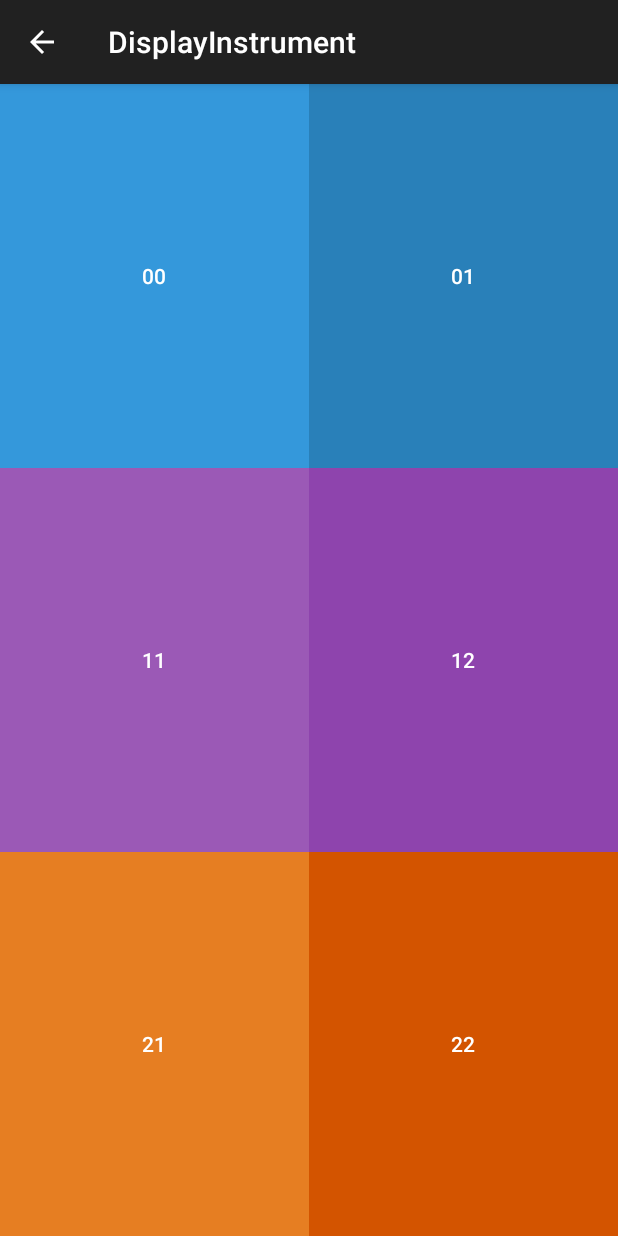
After one commit to helloworld/Drummr-Android, an Android app: the DisplayInstrumentActivity screen opened directly, with no data from a screen before it, on a phone screen of 412 x 824 dp. The commit adds this screen. Run offline under Robolectric (Android 15) with nearby library versions, the phone set to English and light mode, and no system bars; libraries missing offline, so code that uses them is left out: com.github.nkzawa.emitter, com.github.nkzawa.socketio; 2 statements that could not run were skipped.

Commit message:
Display Instrument View (Two Instruments)

```diff
--- /dev/null
+++ b/app/src/main/java/thupukari/com/drummr/DisplayInstrumentActivity.java
@@ -0,0 +1,96 @@
+package thupukari.com.drummr;
+
+import android.content.Intent;
+import android.support.v7.app.ActionBarActivity;
+import android.os.Bundle;
+import android.util.Log;
+import android.view.Menu;
+import android.view.MenuItem;
+import android.view.MotionEvent;
+import android.view.View;
+import android.widget.Button;
+
+import com.github.nkzawa.emitter.Emitter;
+import com.github.nkzawa.socketio.client.IO;
+import com.github.nkzawa.socketio.client.Socket;
+
+import java.net.URISyntaxException;
+
+
+public class DisplayInstrumentActivity extends ActionBarActivity {
+    private Socket socket;
+
+    @Override
+    protected void onCreate(Bundle savedInstanceState) {
+        super.onCreate(savedInstanceState);
+
+        Intent intent = getIntent();
+        final String intrument = intent.getStringExtra(MainActivity.EXTRA_INSTRUMENT);
+
+
+        try {
+            socket = IO.socket("http://104.236.192.49:3000/");
+        } catch (URISyntaxException e) {
+            e.printStackTrace();
+        }
+
+        socket.on(Socket.EVENT_CONNECT, new Emitter.Listener() {
+
+            @Override
+            public void call(Object... args) {
+                Log.d("MainActivity: ", "socket connected");
+                socket.emit("add user", "device");
+            }
+
+        }).on(Socket.EVENT_DISCONNECT, new Emitter.Listener() {
+
+            @Override
+            public void call(Object... args) {
+            }
+
+        });
+
+        socket.connect();
+
+        setContentView(R.layout.activity_display_instrument);
+
+        Button buttons[][] = new Button[3][2];
+
+        for(int i = 0; i < buttons.length; i++){
+            for(int j = 0; j < buttons[i].length; j++ ){
+                String buttonID = "button" + i + j;
+                int resID = getResources().getIdentifier(buttonID, "id", getPackageName());
+                buttons[i][j] = (Button) findViewById(resID);
+                buttons[i][j].setOnTouchListener(new View.OnTouchListener() {
+                    @Override
+                    public boolean onTouch(View arg0, MotionEvent arg1) {
+                        if (arg1.getAction() == MotionEvent.ACTION_DOWN){
+                            socket.emit("button down", intrument, getResources().getResourceEntryName(arg0.getId()));
+                            return false;
+                        }
+                        if (arg1.getAction() == MotionEvent.ACTION_UP){
+                            socket.emit("button up", intrument, getResources().getResourceEntryName(arg0.getId()));
+                            return false;
+                        }
+                        return true;
+                    }
+                });
+            }
+        }
+    }
+
+    @Override
+    public boolean onOptionsItemSelected(MenuItem item) {
+        // Handle action bar item clicks here. The action bar will
+        // automatically handle clicks on the Home/Up button, so long
+        // as you specify a parent activity in AndroidManifest.xml.
+        int id = item.getItemId();
+
+        //noinspection SimplifiableIfStatement
+        if (id == R.id.action_settings) {
+            return true;
+        }
+
+        return super.onOptionsItemSelected(item);
+    }
+}
--- /dev/null
+++ b/app/src/main/res/layout/activity_display_instrument.xml
@@ -0,0 +1,68 @@
+<TableLayout xmlns:android="http://schemas.android.com/apk/res/android"
+xmlns:tools="http://schemas.android.com/tools"
+android:layout_width="match_parent"
+android:layout_height="match_parent"
+android:stretchColumns="*"
+android:weightSum="3"
+tools:context="thupukari.com.drummr.DisplayInstrumentActivity">
+
+<TableRow android:layout_weight="1" >
+
+    <Button
+        android:id="@+id/button00"
+        android:layout_width="match_parent"
+        android:layout_height="match_parent"
+        android:background="@drawable/peter_river_ripple"
+        android:text="00" />
+
+    <Button
+        android:id="@+id/button01"
+        android:layout_width="match_parent"
+        android:layout_height="match_parent"
+        android:background="@drawable/belize_hole_ripple"
+
+        android:text="01" />
+</TableRow>
+
+<TableRow android:layout_weight="1" >
+
+    <Button
+        android:id="@+id/button10"
+        android:layout_width="match_parent"
+        android:layout_height="match_parent"
+        android:background="@drawable/amethyst_ripple"
+
+        android:text="11" />
+
+    <Button
+        android:id="@+id/button11"
+        android:layout_width="match_parent"
+        android:layout_height="match_parent"
+        android:background="@drawable/wisteria_ripple"
+
+        android:text="12" />
+
+
+</TableRow>
+
+<TableRow android:layout_weight="1" >
+
+    <Button
+        android:id="@+id/button20"
+        android:layout_width="match_parent"
+        android:layout_height="match_parent"
+        android:background="@drawable/carrot_ripple"
+        android:text="21" />
+
+    <Button
+        android:id="@+id/button21"
+        android:layout_width="match_parent"
+        android:layout_height="match_parent"
+        android:background="@drawable/pumpkin_ripple"
+
+        android:text="22" />
+
+
+</TableRow>
+
+</TableLayout>
--- a/app/src/main/res/values/colors.xml
+++ b/app/src/main/res/values/colors.xml
@@ -7,6 +7,7 @@
 <item name="wisteria" type="color">#8e44ad</item>
 <item name="carrot" type="color">#e67e22</item>
 <item name="pumpkin" type="color">#d35400</item>
+<item name="clouds" type="color">#ecf0f1</item>
 
 
 <integer-array name="androidcolors">
@@ -16,6 +17,8 @@
     <item>@color/wisteria</item>
     <item>@color/carrot</item>
     <item>@color/pumpkin</item>
+    <item>@color/clouds</item>
+
 </integer-array>
 
 </resources>
--- a/app/src/main/res/values/strings.xml
+++ b/app/src/main/res/values/strings.xml
@@ -3,4 +3,5 @@
 
     <string name="hello_world">Hello world!</string>
     <string name="action_settings">Settings</string>
+    <string name="title_activity_display_instrument">DisplayInstrument</string>
 </resources>
--- a/app/src/main/res/values/styles.xml
+++ b/app/src/main/res/values/styles.xml
@@ -1,7 +1,7 @@
 <resources>
 
     <!-- Base application theme. -->
-    <style name="AppTheme" parent="android:Theme.Material">
+    <style name="AppTheme" parent="Theme.AppCompat">
         <!-- theme customizations -->
     </style>
 
--- a/build.gradle
+++ b/build.gradle
@@ -5,7 +5,7 @@ buildscript {
         jcenter()
     }
     dependencies {
-        classpath 'com.android.tools.build:gradle:1.2.2'
+        classpath 'com.android.tools.build:gradle:1.2.3'
 
         // NOTE: Do not place your application dependencies here; they belong
         // in the individual module build.gradle files
```
Also changed, not shown: app/src/main/AndroidManifest.xml (+13 -0 lines), app/src/main/java/thupukari/com/drummr/MainActivity.java (+16 -51 lines), app/src/main/res/layout/activity_main.xml (deleted, +0 -68 lines), app/src/main/res/menu/menu_display_instrument.xml (added, +7 -0 lines), 1 other file.
